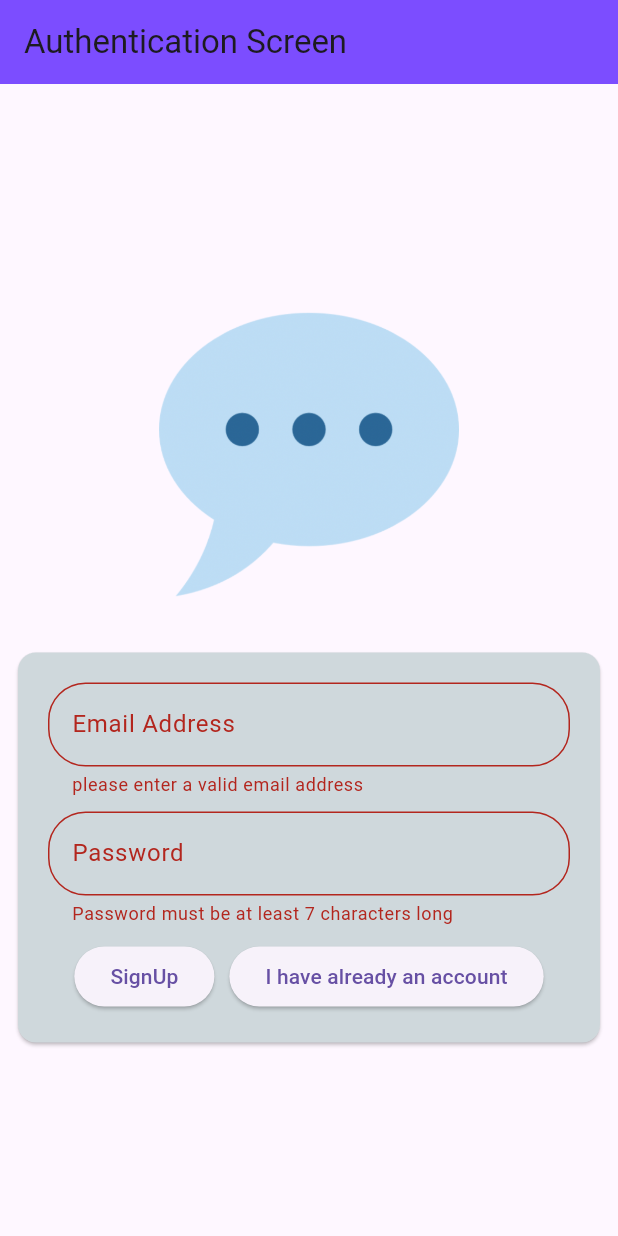
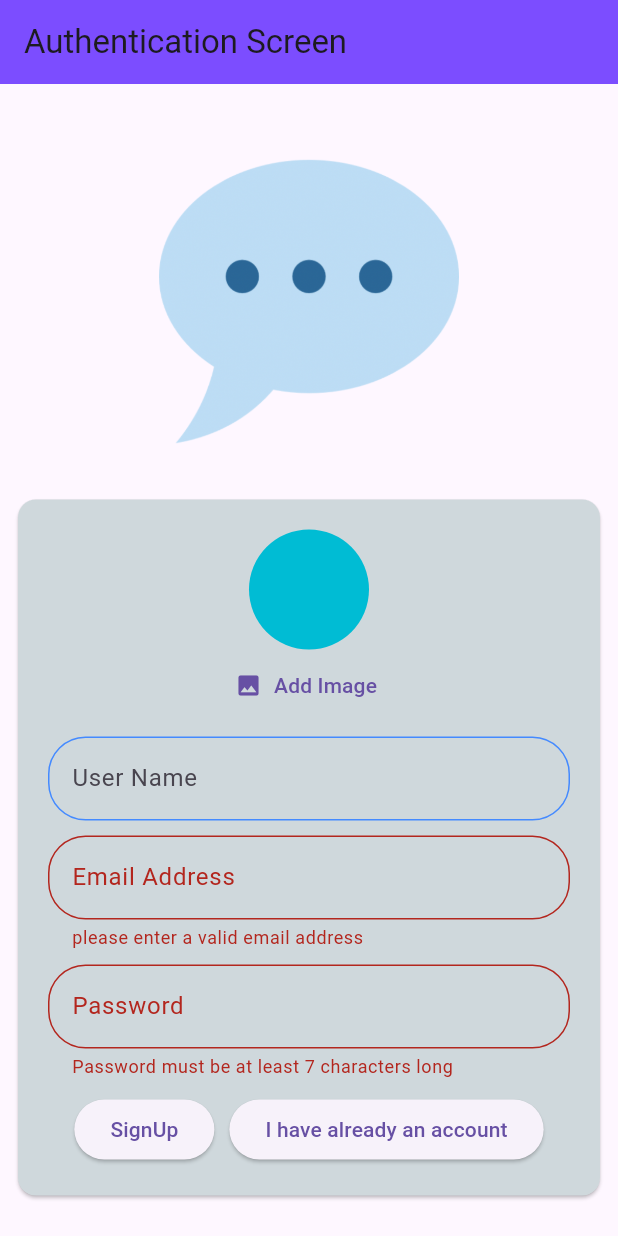
Before and after one commit to vishwanath-91/chat_app, a Flutter app: the screen it shows after launch, after a tap on "Login", after a tap on "Create an account", on a phone screen of 412 x 824 dp. Run offline on Flutter 3.47's test engine with Material 3 defaults, Android fonts, the phone set to English and light mode, and no system bars; our stand-ins replace cloud_firestore, firebase_auth, firebase_core, firebase_storage, image_picker; accounts and stored records are empty; network calls fail.

Commit message:
all ui improved

```diff
--- a/lib/main.dart
+++ b/lib/main.dart
@@ -1,4 +1,7 @@
 import 'package:chat_app/screens/auth_screen.dart';
+import 'package:chat_app/screens/chat_screen.dart';
+import 'package:chat_app/screens/splash_screen.dart';
+import 'package:firebase_auth/firebase_auth.dart';
 import 'package:firebase_core/firebase_core.dart';
 import 'package:flutter/material.dart';
 
@@ -18,11 +21,22 @@ class MyApp extends StatelessWidget {
   @override
   Widget build(BuildContext context) {
     return MaterialApp(
-      theme: ThemeData(
-        appBarTheme:
-            const AppBarTheme().copyWith(color: Colors.deepPurpleAccent),
-      ),
-      home: const AuthScreen(),
-    );
+        debugShowCheckedModeBanner: false,
+        theme: ThemeData(
+          appBarTheme:
+              const AppBarTheme().copyWith(color: Colors.deepPurpleAccent),
+        ),
+        home: StreamBuilder(
+          stream: FirebaseAuth.instance.authStateChanges(),
+          builder: (context, snapshot) {
+            if (snapshot.connectionState == ConnectionState.waiting) {
+              return const SplashScreen();
+            } else if (snapshot.hasData) {
+              return const ChatScreen();
+            } else {
+              return const AuthScreen();
+            }
+          },
+        ));
   }
 }
--- a/lib/screens/auth_screen.dart
+++ b/lib/screens/auth_screen.dart
@@ -1,4 +1,9 @@
+import 'dart:io';
+
+import 'package:chat_app/widgets/user_image_picker.dart';
+import 'package:cloud_firestore/cloud_firestore.dart';
 import 'package:firebase_auth/firebase_auth.dart';
+import 'package:firebase_storage/firebase_storage.dart';
 import 'package:flutter/material.dart';
 
 class AuthScreen extends StatefulWidget {
@@ -10,37 +15,78 @@ class AuthScreen extends StatefulWidget {
 
 class _AuthScreenState extends State<AuthScreen> {
   final _formKey = GlobalKey<FormState>();
+  var _userName = "";
   var _enteredEmail = "";
   var _enteredPassword = "";
+  File? _selectedImage;
 
   var _isLogin = true;
+  var _isAuthenticated = false;
 
   Future<void> _submit() async {
     final isValid = _formKey.currentState!.validate();
-    if (isValid) {
+
+    if (_isLogin.toString().trim().isEmpty ||
+        isValid.toString().trim().isEmpty) {
+      setState(() {
+        _isAuthenticated = false;
+      });
+    } else {
       _formKey.currentState!.save();
-
-      print(_enteredEmail);
-      print(_enteredPassword);
-    }
-    if (_isLogin) {
-      //login users.
+      setState(() {
+        _isAuthenticated = true;
+      });
+      try {
+        if (_isLogin == true) {
+          /////////////////////this is for signIn/////////////////
+          final credential = await FirebaseAuth.instance
+              .signInWithEmailAndPassword(
+                  email: _enteredEmail, password: _enteredPassword);
         } else {
-      try {
+          ////////////////////this is for createUser////////////////
           final credential =
               await FirebaseAuth.instance.createUserWithEmailAndPassword(
             email: _enteredEmail,
             password: _enteredPassword,
           );
+          ///////////////////this is for storage////////////////////////
+          final storageRef = FirebaseStorage.instance
+              .ref()
+              .child("user-Image")
+              .child("${credential.user!.uid}.jpg");
+          await storageRef.putFile(_selectedImage!);
+          final imageUrl = await storageRef.getDownloadURL();
+          //////////////this is for cloud_storage/////////////////
+          await FirebaseFirestore.instance
+              .collection('users')
+              .doc(credential.user!.uid)
+              .set({
+            'userName': _userName,
+            'email': _enteredEmail,
+            'password': _enteredPassword,
+            'imageUrl': imageUrl
+          });
+        }
       } on FirebaseAuthException catch (e) {
         if (e.code == 'weak-password') {
           print('The password provided is too weak.');
         } else if (e.code == 'email-already-in-use') {
           print('The account already exists for that email.');
         }
+        ScaffoldMessenger.of(context).clearSnackBars();
+        ScaffoldMessenger.of(context).showSnackBar(
+          SnackBar(
+            content: Text(e.message ?? 'Authentication failed'),
+          ),
+        );
       } catch (e) {
         print(e);
       }
+    }
+    if (mounted) {
+      setState(() {
+        _isAuthenticated = false;
+      });
     }
   }
 
@@ -70,6 +116,43 @@ class _AuthScreenState extends State<AuthScreen> {
                         key: _formKey,
                         child: Column(
                           children: [
+                            if (_isLogin == false)
+                              UserImagePicker(
+                                onPickImage: (pickedImage) {
+                                  _selectedImage = pickedImage;
+                                },
+                              ),
+                            const SizedBox(
+                              height: 10,
+                            ),
+                            if (!_isLogin)
+                              TextFormField(
+                                decoration: InputDecoration(
+                                  labelText: "User Name",
+                                  border: OutlineInputBorder(
+                                    borderRadius: BorderRadius.circular(25),
+                                  ),
+                                  enabledBorder: OutlineInputBorder(
+                                      borderRadius: BorderRadius.circular(25),
+                                      borderSide: const BorderSide(
+                                          color: Colors.blueAccent)),
+                                ),
+                                validator: (value) {
+                                  if (value == null ||
+                                      value.trim().isEmpty ||
+                                      value.length < 5) {
+                                    return "please enter a valid user name";
+                                  } else {
+                                    return null;
+                                  }
+                                },
+                                onSaved: (newValue) {
+                                  _userName = newValue!;
+                                },
+                              ),
+                            const SizedBox(
+                              height: 10,
+                            ),
                             TextFormField(
                               decoration: InputDecoration(
                                 labelText: "Email Address",
@@ -134,6 +217,9 @@ class _AuthScreenState extends State<AuthScreen> {
                             Row(
                               mainAxisAlignment: MainAxisAlignment.center,
                               children: [
+                                if (_isAuthenticated)
+                                  const CircularProgressIndicator(),
+                                if (!_isAuthenticated)
                                   ElevatedButton(
                                     onPressed: _submit,
                                     child: Text(_isLogin ? "Login" : "SignUp"),
--- /dev/null
+++ b/lib/screens/splash_screen.dart
@@ -0,0 +1,26 @@
+import 'package:flutter/material.dart';
+
+class SplashScreen extends StatefulWidget {
+  const SplashScreen({super.key});
+
+  @override
+  State<SplashScreen> createState() => _SplashScreenState();
+}
+
+class _SplashScreenState extends State<SplashScreen> {
+  @override
+  Widget build(BuildContext context) {
+    return const Scaffold(
+      body: Row(
+        children: [
+          Center(
+            child: CircularProgressIndicator(),
+          ),
+          SizedBox(height: 10),
+          // Add some spacing between the CircularProgressIndicator and Text
+          Text("Loading..."),
+        ],
+      ),
+    );
+  }
+}
--- /dev/null
+++ b/lib/widgets/user_image_picker.dart
@@ -0,0 +1,61 @@
+import 'dart:io'; // Import the 'dart:io' library for File class
+
+import 'package:flutter/material.dart';
+import 'package:image_picker/image_picker.dart';
+
+class UserImagePicker extends StatefulWidget {
+  const UserImagePicker({super.key, required this.onPickImage});
+
+  final void Function(File pickedImage) onPickImage;
+
+  @override
+  State<UserImagePicker> createState() => _UserImagePickerState();
+}
+
+class _UserImagePickerState extends State<UserImagePicker> {
+  File? _pickedImageFile;
+
+  Future<void> pickImage() async {
+    try {
+      final pickedImage = await ImagePicker().pickImage(
+        source: ImageSource.camera,
+        imageQuality: 50,
+        maxWidth: 200,
+      );
+
+      if (pickedImage == null) {
+        // User canceled the image picking process
+        return;
+      }
+
+      setState(() {
+        // Set the picked image file to the state
+        _pickedImageFile = File(pickedImage.path);
+      });
+    } catch (e) {
+      // Handle exceptions that might occur during the image picking process
+      print("Error picking image: $e");
+      // You might want to show a user-friendly error message here
+    }
+    widget.onPickImage(_pickedImageFile!);
+  }
+
+  @override
+  Widget build(BuildContext context) {
+    return Column(
+      children: [
+        CircleAvatar(
+          radius: 40,
+          backgroundColor: Colors.cyan,
+          foregroundImage:
+              _pickedImageFile != null ? FileImage(_pickedImageFile!) : null,
+        ),
+        TextButton.icon(
+          onPressed: pickImage,
+          icon: const Icon(Icons.image),
+          label: const Text('Add Image'),
+        ),
+      ],
+    );
+  }
+}
```
Also changed, not shown: lib/screens/chat_screen.dart (added, +42 -0 lines), lib/widgets/chat_messagess.dart (added, +17 -0 lines), lib/widgets/new_messages.dart (added, +72 -0 lines), pubspec.yaml (+7 -0 lines), pubspec.lock, 6 other files. Lines whose indentation alone changed are shown as unchanged.
